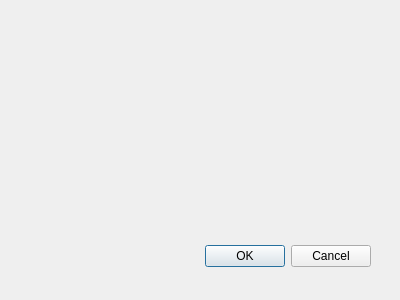
Above: Code/PASMAN/generatepassdialog.ui from amidovitch/PASMAN before the change. Below: the same form after it.
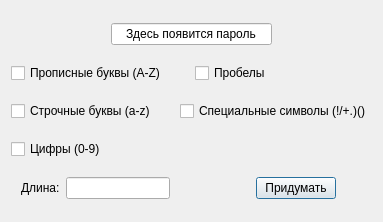
That is the form after the change.

Commit message: Added generate function

```diff
--- a/Code/PASMAN/generatepassdialog.ui
+++ b/Code/PASMAN/generatepassdialog.ui
@@ -8,29 +8,174 @@
    <rect>
     <x>0</x>
     <y>0</y>
-    <width>400</width>
-    <height>300</height>
+    <width>383</width>
+    <height>222</height>
    </rect>
   </property>
   <property name="windowTitle">
    <string>Dialog</string>
   </property>
-  <widget name="buttonBox" class="QDialogButtonBox">
-   <property name="geometry">
-    <rect>
-     <x>30</x>
-     <y>240</y>
-     <width>341</width>
-     <height>32</height>
-    </rect>
-   </property>
-   <property name="orientation">
-    <enum>Qt::Horizontal</enum>
-   </property>
-   <property name="standardButtons">
-    <set>QDialogButtonBox::Cancel|QDialogButtonBox::Ok</set>
-   </property>
-  </widget>
+  <layout class="QVBoxLayout" name="verticalLayout">
+   <item>
+    <layout class="QHBoxLayout" name="horizontalLayout">
+     <item>
+      <spacer name="horizontalSpacer">
+       <property name="orientation">
+        <enum>Qt::Horizontal</enum>
+       </property>
+       <property name="sizeType">
+        <enum>QSizePolicy::Fixed</enum>
+       </property>
+       <property name="sizeHint" stdset="0">
+        <size>
+         <width>100</width>
+         <height>20</height>
+        </size>
+       </property>
+      </spacer>
+     </item>
+     <item>
+      <widget class="QLineEdit" name="passLine">
+       <property name="text">
+        <string>Здесь появится пароль</string>
+       </property>
+       <property name="alignment">
+        <set>Qt::AlignCenter</set>
+       </property>
+      </widget>
+     </item>
+     <item>
+      <spacer name="horizontalSpacer_2">
+       <property name="orientation">
+        <enum>Qt::Horizontal</enum>
+       </property>
+       <property name="sizeType">
+        <enum>QSizePolicy::Fixed</enum>
+       </property>
+       <property name="sizeHint" stdset="0">
+        <size>
+         <width>100</width>
+         <height>20</height>
+        </size>
+       </property>
+      </spacer>
+     </item>
+    </layout>
+   </item>
+   <item>
+    <layout class="QHBoxLayout" name="horizontalLayout_2">
+     <item>
+      <widget class="QCheckBox" name="uppercase">
+       <property name="text">
+        <string>Прописные буквы (A-Z)</string>
+       </property>
+      </widget>
+     </item>
+     <item>
+      <widget class="QCheckBox" name="spaces">
+       <property name="text">
+        <string>Пробелы</string>
+       </property>
+      </widget>
+     </item>
+    </layout>
+   </item>
+   <item>
+    <layout class="QHBoxLayout" name="horizontalLayout_3">
+     <item>
+      <widget class="QCheckBox" name="lowercase">
+       <property name="text">
+        <string>Строчные буквы (a-z)</string>
+       </property>
+      </widget>
+     </item>
+     <item>
+      <widget class="QCheckBox" name="special">
+       <property name="text">
+        <string>Специальные символы (!/+.)()</string>
+       </property>
+      </widget>
+     </item>
+    </layout>
+   </item>
+   <item>
+    <layout class="QHBoxLayout" name="horizontalLayout_4">
+     <item>
+      <widget class="QCheckBox" name="digits">
+       <property name="text">
+        <string>Цифры (0-9)</string>
+       </property>
+      </widget>
+     </item>
+    </layout>
+   </item>
+   <item>
+    <layout class="QHBoxLayout" name="horizontalLayout_5">
+     <item>
+      <spacer name="horizontalSpacer_3">
+       <property name="orientation">
+        <enum>Qt::Horizontal</enum>
+       </property>
+       <property name="sizeType">
+        <enum>QSizePolicy::Fixed</enum>
+       </property>
+       <property name="sizeHint" stdset="0">
+        <size>
+         <width>10</width>
+         <height>20</height>
+        </size>
+       </property>
+      </spacer>
+     </item>
+     <item>
+      <widget class="QLabel" name="label">
+       <property name="text">
+        <string>Длина:</string>
+       </property>
+      </widget>
+     </item>
+     <item>
+      <widget class="QLineEdit" name="lengthLine"/>
+     </item>
+     <item>
+      <spacer name="horizontalSpacer_4">
+       <property name="orientation">
+        <enum>Qt::Horizontal</enum>
+       </property>
+       <property name="sizeType">
+        <enum>QSizePolicy::Fixed</enum>
+       </property>
+       <property name="sizeHint" stdset="0">
+        <size>
+         <width>80</width>
+         <height>20</height>
+        </size>
+       </property>
+      </spacer>
+     </item>
+     <item>
+      <widget class="QPushButton" name="generateButton">
+       <property name="text">
+        <string>Придумать</string>
+       </property>
+      </widget>
+     </item>
+     <item>
+      <spacer name="horizontalSpacer_5">
+       <property name="orientation">
+        <enum>Qt::Horizontal</enum>
+       </property>
+       <property name="sizeHint" stdset="0">
+        <size>
+         <width>40</width>
+         <height>20</height>
+        </size>
+       </property>
+      </spacer>
+     </item>
+    </layout>
+   </item>
+  </layout>
  </widget>
  <pixmapfunction/>
  <resources/>
```
Left out of the diff: 42 changed lines with no effect on the pictures. The commit also changes 8 other files.
